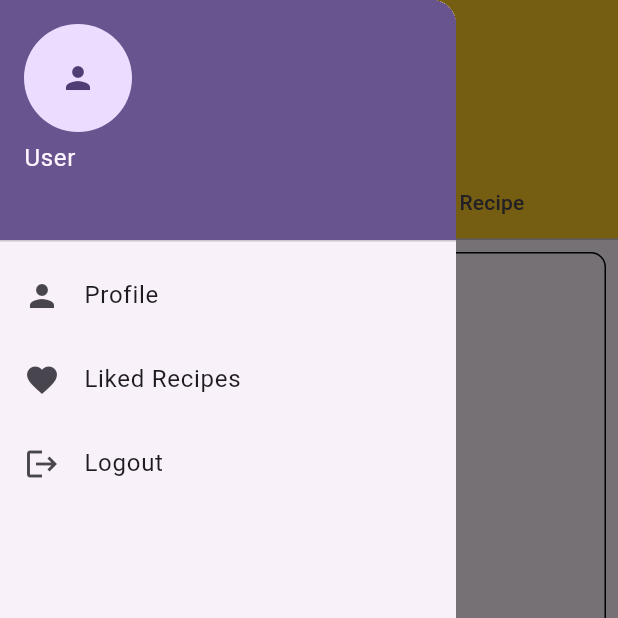
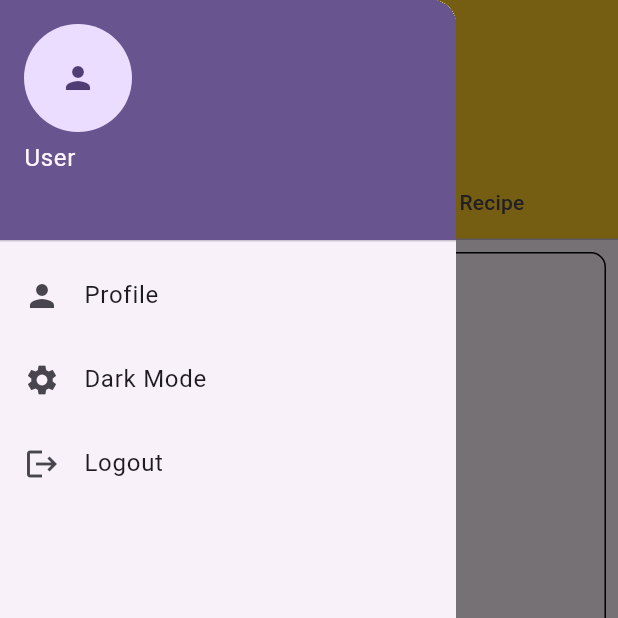
Before and after one commit to Russel-Meera/Cooking_Recipe, a Flutter app: the MyLandingPage screen opened directly with empty values, item 3 of the bottom bar chosen, with the side drawer open, on a phone screen of 412 x 824 dp, the top half of it. Run offline on Flutter 3.47's test engine with Material 3 defaults, Android fonts, the phone set to English and light mode, and no system bars; our stand-ins replace firebase_auth, firebase_core, google_fonts, google_sign_in, shared_preferences; accounts and stored records are empty.

Commit message:
Part Almost Everything is Done

```diff
--- a/lib/homepage.dart
+++ b/lib/homepage.dart
@@ -1,5 +1,6 @@
 import 'package:cookingrecipe/dishes_grid.dart';
 import 'package:cookingrecipe/fav_page.dart';
+import 'package:cookingrecipe/profile.dart';
 import 'package:cookingrecipe/search_page.dart';
 import 'package:flutter/material.dart';
 
@@ -96,13 +97,23 @@ class _MyLandingPageState extends State<MyLandingPage> {
                 child: Icon(Icons.person),
               ),
             ),
-            const ListTile(
-              leading: Icon(Icons.person),
-              title: Text('Profile'),
+            ListTile(
+              leading: const Icon(Icons.person),
+              title: const Text('Profile'),
+              onTap: () {
+                Navigator.of(context).push(
+                  MaterialPageRoute(
+                    builder: (context) => MyProfile(
+                      email: widget.email,
+                    ),
+                  ),
+                );
+              },
             ),
-            const ListTile(
-              leading: Icon(Icons.favorite),
-              title: Text('Liked Recipes'),
+            ListTile(
+              leading: const Icon(Icons.settings),
+              title: const Text('Dark Mode'),
+              onTap: () {},
             ),
             ListTile(
               leading: const Icon(Icons.logout),
```
Also changed, not shown: lib/profile.dart (added, +81 -0 lines), assets/profile_na_yellow.png (added).
